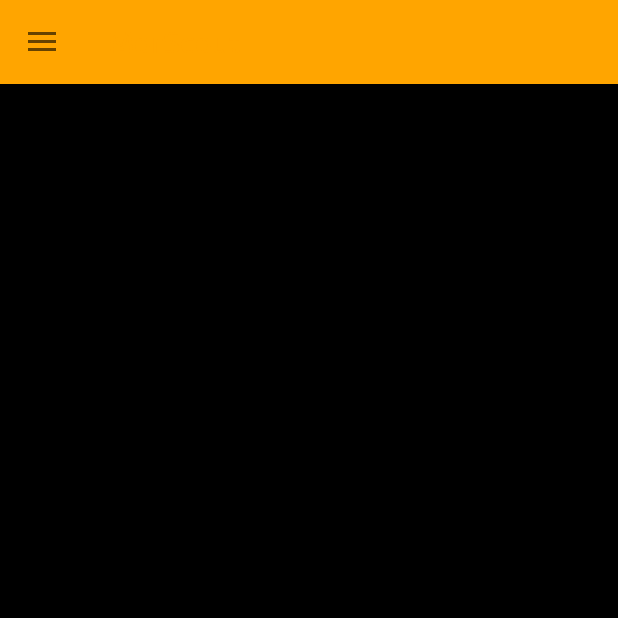
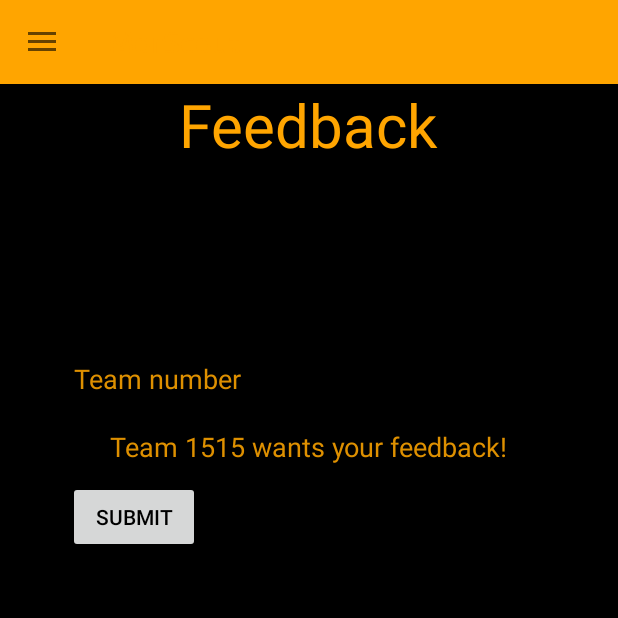
Before and after one commit to mortorqrobotics/morscout-android, an Android app: the fragment FeedbackFragment placed in its activity, on a phone screen of 412 x 824 dp, the top half of it. Run offline under Robolectric (Android 15) with nearby library versions, the phone set to English and light mode, and no system bars; our stand-ins replace Volley; Roboto replaces fonts that are not available here; 2 statements that could not run were skipped.

Commit message:
Design improvements

```diff
--- a/app/src/main/java/org/team1515/morscout/fragment/HomeFragment.java
+++ b/app/src/main/java/org/team1515/morscout/fragment/HomeFragment.java
@@ -1,6 +1,7 @@
 package org.team1515.morscout.fragment;
 
 import android.graphics.Color;
+import android.graphics.Typeface;
 import android.os.Bundle;
 import android.support.v4.app.Fragment;
 import android.support.v4.widget.SwipeRefreshLayout;
@@ -22,8 +23,29 @@ import org.team1515.morscout.R;
  * Created by prozwood on 1/25/16.
  */
 public class HomeFragment extends Fragment {
+    TextView title;
+    TextView message;
+
+    Typeface Exo2_thin;
+    Typeface Exo2_light;
+
+    String[] msgs = {"Welcome to MorScout!", "OurScout is MorScout Than YourScout", "Made With Fifty Shades of Orange", "MorPower, MorTeamwork, MorIngenuity, MorScout", "LessWork, MorScout"};
+    int randIndex;
+
     public View onCreateView(LayoutInflater inflater, ViewGroup container, Bundle savedInstanceState) {
         View view = inflater.inflate(R.layout.fragment_home, container, false);
+
+        randIndex = (int) Math.floor(Math.random() * msgs.length);
+
+        Exo2_thin = Typeface.createFromAsset(getActivity().getAssets(), "Exo2-Thin.ttf");
+        Exo2_light = Typeface.createFromAsset(getActivity().getAssets(), "Exo2-Light.ttf");
+
+        title = (TextView) view.findViewById(R.id.home_title);
+        title.setTypeface(Exo2_light);
+
+        message = (TextView) view.findViewById(R.id.home_message);
+        message.setTypeface(Exo2_thin);
+        message.setText(msgs[randIndex]);
 
         return view;
     }
--- a/app/src/main/res/layout/fragment_feedback.xml
+++ b/app/src/main/res/layout/fragment_feedback.xml
@@ -3,4 +3,31 @@
     android:orientation="vertical" android:layout_width="match_parent"
     android:layout_height="match_parent">
 
+
+    <TextView
+        android:layout_width="wrap_content"
+        android:layout_height="wrap_content"
+        android:text="Feedback"
+        android:layout_gravity="center"
+        android:textSize="40dp"/>
+    <EditText
+        android:layout_width="wrap_content"
+        android:layout_height="wrap_content"
+        android:layout_marginTop="120dp"
+        android:layout_marginLeft="45dp"
+        android:hint="Team number" />
+
+    <EditText
+        android:layout_width="wrap_content"
+        android:layout_height="wrap_content"
+        android:layout_gravity="center"
+        android:hint="Team 1515 wants your feedback!" />
+
+    <Button
+        android:layout_width="wrap_content"
+        android:layout_height="wrap_content"
+        android:text="Submit"
+        android:layout_marginLeft="45dp"
+        android:textColor="#000000"/>
+
 </LinearLayout>
--- a/app/src/main/res/layout/fragment_teamlist.xml
+++ b/app/src/main/res/layout/fragment_teamlist.xml
@@ -6,7 +6,7 @@
     <TextView
         android:layout_width="wrap_content"
         android:layout_height="wrap_content"
-        android:text="All Matches"
+        android:text="All Teams"
         android:layout_gravity="center"
         android:textSize="30dp"/>
 
```
Also changed, not shown: app/src/main/res/layout/fragment_home.xml (+16 -3 lines).
